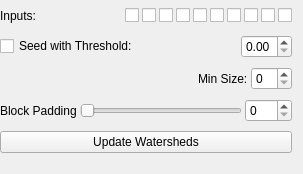
Before: the Qt Designer form ilastik/applets/vigraWatershedViewer/drawer.ui in ilastik/ilastik, drawn with Qt 5.
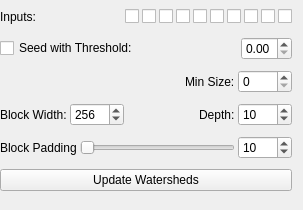
After: the same form once the commit is applied.

Commit message: VigraWatershedViewer changes: - User now controls cache block shape. - If using threshold-generated seeds, they are displayed as a layer in the gui.

Diff of the .ui file:
```diff
--- a/ilastik/applets/vigraWatershedViewer/drawer.ui
+++ b/ilastik/applets/vigraWatershedViewer/drawer.ui
@@ -7,7 +7,7 @@
     <x>0</x>
     <y>0</y>
     <width>303</width>
-    <height>174</height>
+    <height>210</height>
    </rect>
   </property>
   <property name="windowTitle">
@@ -174,7 +174,71 @@
       </widget>
      </item>
      <item>
-      <widget class="QSpinBox" name="seedSizeSpinBox"/>
+      <widget class="QSpinBox" name="seedSizeSpinBox">
+       <property name="maximum">
+        <number>1000</number>
+       </property>
+      </widget>
+     </item>
+    </layout>
+   </item>
+   <item>
+    <layout class="QHBoxLayout" name="horizontalLayout_3">
+     <item>
+      <widget class="QLabel" name="label_4">
+       <property name="text">
+        <string>Block Width:</string>
+       </property>
+      </widget>
+     </item>
+     <item>
+      <widget class="QSpinBox" name="blockWidthSpinBox">
+       <property name="minimum">
+        <number>64</number>
+       </property>
+       <property name="maximum">
+        <number>8192</number>
+       </property>
+       <property name="singleStep">
+        <number>64</number>
+       </property>
+       <property name="value">
+        <number>256</number>
+       </property>
+      </widget>
+     </item>
+     <item>
+      <spacer name="horizontalSpacer_4">
+       <property name="orientation">
+        <enum>Qt::Horizontal</enum>
+       </property>
+       <property name="sizeHint" stdset="0">
+        <size>
+         <width>40</width>
+         <height>20</height>
+        </size>
+       </property>
+      </spacer>
+     </item>
+     <item>
+      <widget class="QLabel" name="label_5">
+       <property name="text">
+        <string>Depth:</string>
+       </property>
+      </widget>
+     </item>
+     <item>
+      <widget class="QSpinBox" name="blockDepthSpinBox">
+       <property name="minimum">
+        <number>1</number>
+       </property>
+       <property name="maximum">
+        <number>1000</number>
+       </property>
+       <property name="value">
+        <number>10</number>
+       </property>
+      </widget>
      </item>
     </layout>
    </item>
@@ -209,7 +273,10 @@
      <item>
       <widget class="QSpinBox" name="paddingSpinBox">
        <property name="maximum">
-        <number>500</number>
+        <number>1000</number>
+       </property>
+       <property name="value">
+        <number>10</number>
        </property>
       </widget>
      </item>
```
The commit also changes 2 other files.
